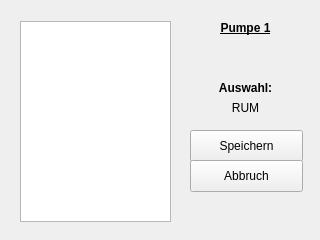
Before: the Qt Designer form PumpSelection.ui in tbackens/Cocktailmaker, drawn with Qt 5.
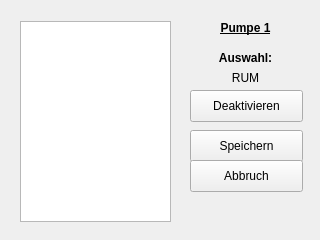
After: the same form once the commit is applied.

Commit message: pump config changed

Patch:
```diff
--- a/PumpSelection.ui
+++ b/PumpSelection.ui
@@ -50,7 +50,7 @@
    <property name="geometry">
     <rect>
      <x>200</x>
-     <y>80</y>
+     <y>50</y>
      <width>91</width>
      <height>16</height>
     </rect>
@@ -72,7 +72,7 @@
    <property name="geometry">
     <rect>
      <x>200</x>
-     <y>100</y>
+     <y>70</y>
      <width>91</width>
      <height>16</height>
     </rect>
@@ -110,6 +110,19 @@
     <string>Abbruch</string>
    </property>
   </widget>
+  <widget class="QPushButton" name="deact_btn">
+   <property name="geometry">
+    <rect>
+     <x>190</x>
+     <y>90</y>
+     <width>113</width>
+     <height>32</height>
+    </rect>
+   </property>
+   <property name="text">
+    <string>Deaktivieren</string>
+   </property>
+  </widget>
  </widget>
  <resources/>
  <connections/>
```
The commit also changes 4 other files.
